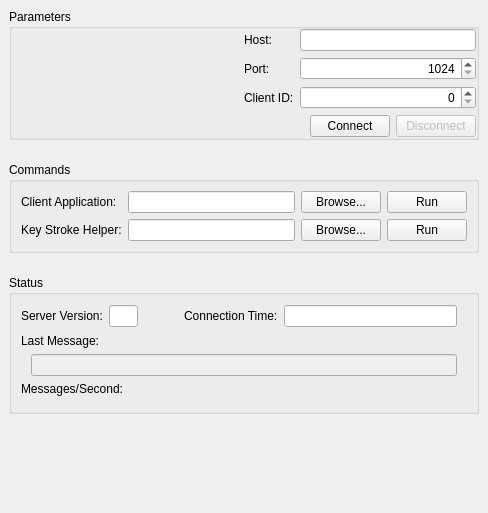
The window that profit/widgets/ui_connectionwidget.ui (hpsilva/profitpy) describes before a commit, drawn with Qt 5.
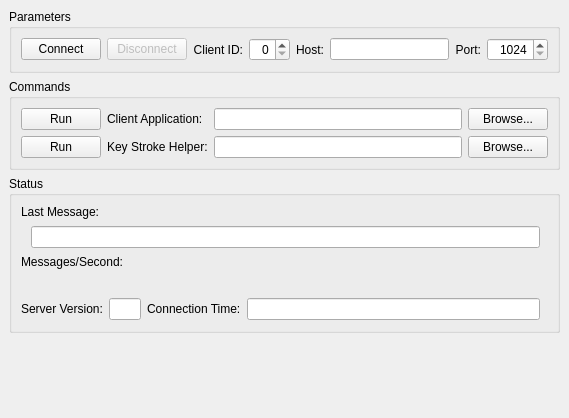
The same window after the commit. Icons and pictures are not drawn. Custom widgets are drawn as their Qt base class.

The edit to the form file:
```diff
--- a/profit/widgets/ui_connectionwidget.ui
+++ b/profit/widgets/ui_connectionwidget.ui
@@ -5,8 +5,8 @@
    <rect>
     <x>0</x>
     <y>0</y>
-    <width>488</width>
-    <height>513</height>
+    <width>569</width>
+    <height>418</height>
    </rect>
   </property>
   <property name="windowTitle" >
@@ -17,7 +17,7 @@
     <number>9</number>
    </property>
    <property name="spacing" >
-    <number>22</number>
+    <number>6</number>
    </property>
    <item>
     <widget class="QGroupBox" name="groupBox" >
@@ -27,57 +27,110 @@
      <property name="flat" >
       <bool>true</bool>
      </property>
-     <layout class="QVBoxLayout" >
-      <property name="margin" >
-       <number>0</number>
-      </property>
-      <property name="spacing" >
-       <number>6</number>
-      </property>
-      <item>
        <layout class="QHBoxLayout" >
         <property name="margin" >
-         <number>0</number>
+       <number>9</number>
         </property>
         <property name="spacing" >
          <number>6</number>
         </property>
         <item>
-         <spacer>
-          <property name="orientation" >
-           <enum>Qt::Horizontal</enum>
-          </property>
-          <property name="sizeHint" >
-           <size>
-            <width>171</width>
-            <height>20</height>
-           </size>
-          </property>
-         </spacer>
+       <widget class="QPushButton" name="connectButton" >
+        <property name="text" >
+         <string>Connect</string>
+        </property>
+        <property name="icon" >
+         <iconset resource="profit.qrc" >:/images/icons/connect_established.png</iconset>
+        </property>
+       </widget>
         </item>
         <item>
-         <layout class="QGridLayout" >
-          <property name="margin" >
-           <number>0</number>
-          </property>
-          <property name="spacing" >
-           <number>6</number>
-          </property>
-          <item row="0" column="0" >
+       <widget class="QPushButton" name="disconnectButton" >
+        <property name="enabled" >
+         <bool>false</bool>
+        </property>
+        <property name="text" >
+         <string>Disconnect</string>
+        </property>
+        <property name="icon" >
+         <iconset resource="profit.qrc" >:/images/icons/connect_no.png</iconset>
+        </property>
+       </widget>
+      </item>
+      <item>
            <widget class="QLabel" name="label" >
+        <property name="sizePolicy" >
+         <sizepolicy>
+          <hsizetype>1</hsizetype>
+          <vsizetype>5</vsizetype>
+          <horstretch>0</horstretch>
+          <verstretch>0</verstretch>
+         </sizepolicy>
+        </property>
+        <property name="text" >
+         <string>Client ID:</string>
+        </property>
+        <property name="alignment" >
+         <set>Qt::AlignRight|Qt::AlignTrailing|Qt::AlignVCenter</set>
+        </property>
+       </widget>
+      </item>
+      <item>
+       <widget class="QSpinBox" name="clientIdSpin" >
+        <property name="alignment" >
+         <set>Qt::AlignRight</set>
+        </property>
+       </widget>
+      </item>
+      <item>
+       <widget class="QLabel" name="label" >
+        <property name="sizePolicy" >
+         <sizepolicy>
+          <hsizetype>1</hsizetype>
+          <vsizetype>5</vsizetype>
+          <horstretch>0</horstretch>
+          <verstretch>0</verstretch>
+         </sizepolicy>
+        </property>
             <property name="text" >
              <string>Host:</string>
             </property>
            </widget>
           </item>
-          <item row="0" column="1" >
+      <item>
            <widget class="QLineEdit" name="hostNameEdit" >
+        <property name="sizePolicy" >
+         <sizepolicy>
+          <hsizetype>1</hsizetype>
+          <vsizetype>0</vsizetype>
+          <horstretch>1</horstretch>
+          <verstretch>0</verstretch>
+         </sizepolicy>
+        </property>
             <property name="alignment" >
              <set>Qt::AlignRight</set>
             </property>
            </widget>
           </item>
-          <item row="1" column="1" >
+      <item>
+       <widget class="QLabel" name="label" >
+        <property name="sizePolicy" >
+         <sizepolicy>
+          <hsizetype>1</hsizetype>
+          <vsizetype>5</vsizetype>
+          <horstretch>0</horstretch>
+          <verstretch>0</verstretch>
+         </sizepolicy>
+        </property>
+        <property name="text" >
+         <string>Port:</string>
+        </property>
+        <property name="alignment" >
+         <set>Qt::AlignRight|Qt::AlignTrailing|Qt::AlignVCenter</set>
+        </property>
+       </widget>
+      </item>
+      <item>
            <widget class="QSpinBox" name="portNumberSpin" >
             <property name="alignment" >
              <set>Qt::AlignRight</set>
@@ -90,77 +143,6 @@
             </property>
            </widget>
           </item>
-          <item row="1" column="0" >
-           <widget class="QLabel" name="label" >
-            <property name="text" >
-             <string>Port:</string>
-            </property>
-           </widget>
-          </item>
-          <item row="2" column="1" >
-           <widget class="QSpinBox" name="clientIdSpin" >
-            <property name="alignment" >
-             <set>Qt::AlignRight</set>
-            </property>
-           </widget>
-          </item>
-          <item row="2" column="0" >
-           <widget class="QLabel" name="label" >
-            <property name="text" >
-             <string>Client ID:</string>
-            </property>
-           </widget>
-          </item>
-         </layout>
-        </item>
-       </layout>
-      </item>
-      <item>
-       <layout class="QHBoxLayout" >
-        <property name="margin" >
-         <number>0</number>
-        </property>
-        <property name="spacing" >
-         <number>6</number>
-        </property>
-        <item>
-         <spacer>
-          <property name="orientation" >
-           <enum>Qt::Horizontal</enum>
-          </property>
-          <property name="sizeHint" >
-           <size>
-            <width>40</width>
-            <height>20</height>
-           </size>
-          </property>
-         </spacer>
-        </item>
-        <item>
-         <widget class="QPushButton" name="connectButton" >
-          <property name="text" >
-           <string>Connect</string>
-          </property>
-          <property name="icon" >
-           <iconset resource="profit.qrc" >:/images/icons/connect_established.png</iconset>
-          </property>
-         </widget>
-        </item>
-        <item>
-         <widget class="QPushButton" name="disconnectButton" >
-          <property name="enabled" >
-           <bool>false</bool>
-          </property>
-          <property name="text" >
-           <string>Disconnect</string>
-          </property>
-          <property name="icon" >
-           <iconset resource="profit.qrc" >:/images/icons/connect_no.png</iconset>
-          </property>
-         </widget>
-        </item>
-       </layout>
-      </item>
      </layout>
     </widget>
    </item>
@@ -179,29 +161,27 @@
       <property name="spacing" >
        <number>6</number>
       </property>
-      <item row="0" column="2" >
+      <item row="1" column="3" >
+       <widget class="QPushButton" name="keyHelperCommandSelectButton" >
+        <property name="text" >
+         <string>Browse...</string>
+        </property>
+       </widget>
+      </item>
+      <item row="0" column="3" >
        <widget class="QPushButton" name="brokerCommandSelectButton" >
         <property name="text" >
          <string>Browse...</string>
         </property>
        </widget>
       </item>
-      <item row="0" column="0" >
-       <widget class="QLabel" name="label" >
-        <property name="sizePolicy" >
-         <sizepolicy>
-          <hsizetype>1</hsizetype>
-          <vsizetype>5</vsizetype>
-          <horstretch>0</horstretch>
-          <verstretch>0</verstretch>
-         </sizepolicy>
-        </property>
-        <property name="text" >
-         <string>Client Application:</string>
-        </property>
-       </widget>
+      <item row="0" column="2" >
+       <widget class="QLineEdit" name="brokerCommandEdit" />
       </item>
-      <item row="1" column="0" >
+      <item row="1" column="2" >
+       <widget class="QLineEdit" name="keyHelperCommandEdit" />
+      </item>
+      <item row="1" column="1" >
        <widget class="QLabel" name="label" >
         <property name="sizePolicy" >
          <sizepolicy>
@@ -216,19 +196,22 @@
         </property>
        </widget>
       </item>
-      <item row="1" column="1" >
-       <widget class="QLineEdit" name="keyHelperCommandEdit" >
+      <item row="0" column="1" >
+       <widget class="QLabel" name="label" >
         <property name="sizePolicy" >
          <sizepolicy>
-          <hsizetype>5</hsizetype>
-          <vsizetype>0</vsizetype>
-          <horstretch>10</horstretch>
+          <hsizetype>1</hsizetype>
+          <vsizetype>5</vsizetype>
+          <horstretch>0</horstretch>
           <verstretch>0</verstretch>
          </sizepolicy>
         </property>
+        <property name="text" >
+         <string>Client Application:</string>
+        </property>
        </widget>
       </item>
-      <item row="0" column="3" >
+      <item row="0" column="0" >
        <widget class="QPushButton" name="brokerCommandRunButton" >
         <property name="text" >
          <string>Run</string>
@@ -238,7 +221,7 @@
         </property>
        </widget>
       </item>
-      <item row="1" column="3" >
+      <item row="1" column="0" >
        <widget class="QPushButton" name="keyHelperCommandRunButton" >
         <property name="text" >
          <string>Run</string>
@@ -248,25 +231,6 @@
         </property>
        </widget>
       </item>
-      <item row="1" column="2" >
-       <widget class="QPushButton" name="keyHelperCommandSelectButton" >
-        <property name="text" >
-         <string>Browse...</string>
-        </property>
-       </widget>
-      </item>
-      <item row="0" column="1" >
-       <widget class="QLineEdit" name="brokerCommandEdit" >
-        <property name="sizePolicy" >
-         <sizepolicy>
-          <hsizetype>5</hsizetype>
-          <vsizetype>0</vsizetype>
-          <horstretch>10</horstretch>
-          <verstretch>0</verstretch>
-         </sizepolicy>
-        </property>
-       </widget>
-      </item>
      </layout>
     </widget>
    </item>
@@ -286,6 +250,21 @@
        <number>6</number>
       </property>
       <item>
+       <layout class="QVBoxLayout" >
+        <property name="margin" >
+         <number>0</number>
+        </property>
+        <property name="spacing" >
+         <number>6</number>
+        </property>
+        <item>
+         <widget class="QLabel" name="label" >
+          <property name="text" >
+           <string>Last Message:</string>
+          </property>
+         </widget>
+        </item>
+        <item>
        <layout class="QHBoxLayout" >
         <property name="margin" >
          <number>0</number>
@@ -293,75 +272,6 @@
         <property name="spacing" >
          <number>6</number>
         </property>
-        <item>
-         <widget class="QLabel" name="label" >
-          <property name="text" >
-           <string>Server Version:</string>
-          </property>
-         </widget>
-        </item>
-        <item>
-         <widget class="QLineEdit" name="serverVersionEdit" >
-          <property name="sizePolicy" >
-           <sizepolicy>
-            <hsizetype>7</hsizetype>
-            <vsizetype>0</vsizetype>
-            <horstretch>1</horstretch>
-            <verstretch>0</verstretch>
-           </sizepolicy>
-          </property>
-          <property name="alignment" >
-           <set>Qt::AlignRight</set>
-          </property>
-          <property name="readOnly" >
-           <bool>true</bool>
-          </property>
-         </widget>
-        </item>
-        <item>
-         <spacer>
-          <property name="orientation" >
-           <enum>Qt::Horizontal</enum>
-          </property>
-          <property name="sizeType" >
-           <enum>QSizePolicy::Expanding</enum>
-          </property>
-          <property name="sizeHint" >
-           <size>
-            <width>40</width>
-            <height>24</height>
-           </size>
-          </property>
-         </spacer>
-        </item>
-        <item>
-         <widget class="QLabel" name="label" >
-          <property name="text" >
-           <string>Connection Time:</string>
-          </property>
-         </widget>
-        </item>
-        <item>
-         <widget class="QLineEdit" name="connectionTimeEdit" >
-          <property name="sizePolicy" >
-           <sizepolicy>
-            <hsizetype>7</hsizetype>
-            <vsizetype>0</vsizetype>
-            <horstretch>6</horstretch>
-            <verstretch>0</verstretch>
-           </sizepolicy>
-          </property>
-          <property name="frame" >
-           <bool>true</bool>
-          </property>
-          <property name="alignment" >
-           <set>Qt::AlignRight</set>
-          </property>
-          <property name="readOnly" >
-           <bool>true</bool>
-          </property>
-         </widget>
-        </item>
         <item>
          <spacer>
           <property name="orientation" >
@@ -378,53 +288,20 @@
           </property>
          </spacer>
         </item>
-       </layout>
-      </item>
       <item>
-       <layout class="QGridLayout" >
-        <property name="margin" >
-         <number>0</number>
-        </property>
-        <property name="spacing" >
-         <number>6</number>
-        </property>
-        <item row="1" column="2" >
-         <spacer>
-          <property name="orientation" >
-           <enum>Qt::Horizontal</enum>
-          </property>
-          <property name="sizeType" >
-           <enum>QSizePolicy::Fixed</enum>
-          </property>
-          <property name="sizeHint" >
-           <size>
-            <width>4</width>
-            <height>20</height>
-           </size>
-          </property>
-         </spacer>
-        </item>
-        <item row="1" column="1" >
          <widget class="QLineEdit" name="lastMessageEdit" >
-          <property name="enabled" >
-           <bool>false</bool>
-          </property>
           <property name="focusPolicy" >
            <enum>Qt::NoFocus</enum>
           </property>
+            <property name="frame" >
+             <bool>true</bool>
+            </property>
           <property name="readOnly" >
            <bool>true</bool>
           </property>
          </widget>
         </item>
-        <item row="0" column="0" colspan="3" >
-         <widget class="QLabel" name="label" >
-          <property name="text" >
-           <string>Last Message:</string>
-          </property>
-         </widget>
-        </item>
-        <item row="1" column="0" >
+          <item>
          <spacer>
           <property name="orientation" >
            <enum>Qt::Horizontal</enum>
@@ -434,11 +311,13 @@
           </property>
           <property name="sizeHint" >
            <size>
-            <width>4</width>
-            <height>20</height>
+              <width>8</width>
+              <height>24</height>
            </size>
           </property>
          </spacer>
+          </item>
+         </layout>
         </item>
        </layout>
       </item>
@@ -501,7 +380,118 @@
         </item>
        </layout>
       </item>
-     </layout>
+      <item>
+       <spacer>
+        <property name="orientation" >
+         <enum>Qt::Vertical</enum>
+        </property>
+        <property name="sizeType" >
+         <enum>QSizePolicy::Minimum</enum>
+        </property>
+        <property name="sizeHint" >
+         <size>
+          <width>438</width>
+          <height>16</height>
+         </size>
+        </property>
+       </spacer>
+      </item>
+      <item>
+       <layout class="QHBoxLayout" >
+        <property name="margin" >
+         <number>0</number>
+        </property>
+        <property name="spacing" >
+         <number>6</number>
+        </property>
+        <item>
+         <widget class="QLabel" name="label" >
+          <property name="sizePolicy" >
+           <sizepolicy>
+            <hsizetype>1</hsizetype>
+            <vsizetype>5</vsizetype>
+            <horstretch>0</horstretch>
+            <verstretch>0</verstretch>
+           </sizepolicy>
+          </property>
+          <property name="text" >
+           <string>Server Version:</string>
+          </property>
+         </widget>
+        </item>
+        <item>
+         <widget class="QLineEdit" name="serverVersionEdit" >
+          <property name="sizePolicy" >
+           <sizepolicy>
+            <hsizetype>7</hsizetype>
+            <vsizetype>0</vsizetype>
+            <horstretch>1</horstretch>
+            <verstretch>0</verstretch>
+           </sizepolicy>
+          </property>
+          <property name="maximumSize" >
+           <size>
+            <width>32</width>
+            <height>16777215</height>
+           </size>
+          </property>
+          <property name="readOnly" >
+           <bool>true</bool>
+          </property>
+         </widget>
+        </item>
+        <item>
+         <widget class="QLabel" name="label" >
+          <property name="sizePolicy" >
+           <sizepolicy>
+            <hsizetype>1</hsizetype>
+            <vsizetype>5</vsizetype>
+            <horstretch>0</horstretch>
+            <verstretch>0</verstretch>
+           </sizepolicy>
+          </property>
+          <property name="text" >
+           <string>Connection Time:</string>
+          </property>
+         </widget>
+        </item>
+        <item>
+         <widget class="QLineEdit" name="connectionTimeEdit" >
+          <property name="sizePolicy" >
+           <sizepolicy>
+            <hsizetype>7</hsizetype>
+            <vsizetype>0</vsizetype>
+            <horstretch>3</horstretch>
+            <verstretch>0</verstretch>
+           </sizepolicy>
+          </property>
+          <property name="frame" >
+           <bool>true</bool>
+          </property>
+          <property name="readOnly" >
+           <bool>true</bool>
+          </property>
+         </widget>
+        </item>
+        <item>
+         <spacer>
+          <property name="orientation" >
+           <enum>Qt::Horizontal</enum>
+          </property>
+          <property name="sizeType" >
+           <enum>QSizePolicy::Fixed</enum>
+          </property>
+          <property name="sizeHint" >
+           <size>
+            <width>8</width>
+            <height>24</height>
+           </size>
+          </property>
+         </spacer>
+        </item>
+       </layout>
+      </item>
+     </layout>
     </widget>
    </item>
    <item>
@@ -511,7 +501,7 @@
      </property>
      <property name="sizeHint" >
       <size>
-       <width>470</width>
+       <width>16</width>
        <height>16</height>
       </size>
      </property>
```
Left out of the diff: 20 changed lines with no effect on the pictures. Lines whose indentation alone changed are shown as unchanged.
